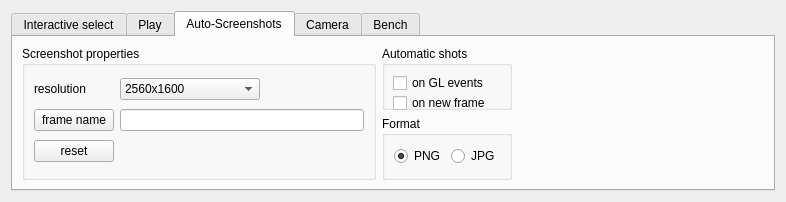
First picture: the form in usr/jcl/glnemo2/src/formoptions.ui, repository teuben/nemo, before the edit.
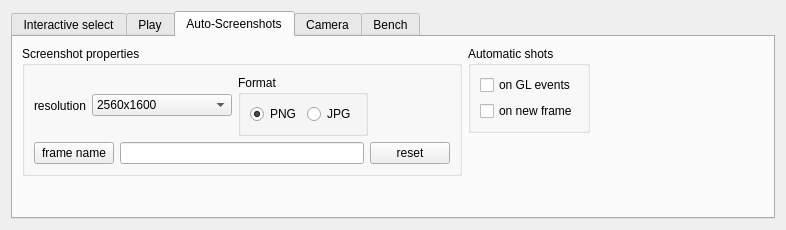
Second picture: the form after the edit. The open tabs and pages were chosen to show the change. Icons and pictures are not drawn.

```diff
--- a/usr/jcl/glnemo2/src/formoptions.ui
+++ b/usr/jcl/glnemo2/src/formoptions.ui
@@ -10,7 +10,7 @@
     <x>0</x>
     <y>0</y>
     <width>786</width>
-    <height>202</height>
+    <height>230</height>
    </rect>
   </property>
   <property name="windowTitle">
@@ -21,7 +21,7 @@
     <normaloff/>
    </iconset>
   </property>
-  <layout class="QGridLayout" name="gridLayout_5">
+  <layout class="QGridLayout" name="gridLayout_7">
    <item row="0" column="0">
     <widget class="QTabWidget" name="options_dialog">
      <property name="currentIndex">
@@ -1910,21 +1910,23 @@
       <attribute name="title">
        <string>Auto-Screenshots</string>
       </attribute>
-      <layout class="QGridLayout" name="gridLayout_15">
+      <layout class="QGridLayout" name="gridLayout_12">
        <item row="0" column="0" rowspan="2">
         <widget class="QGroupBox" name="groupBox_6">
          <property name="title">
           <string>Screenshot properties</string>
          </property>
-         <layout class="QGridLayout" name="gridLayout_12">
+         <layout class="QGridLayout" name="gridLayout_11">
           <item row="0" column="0">
+           <layout class="QHBoxLayout" name="horizontalLayout_8">
+            <item>
            <widget class="QLabel" name="label_12">
             <property name="text">
              <string>resolution</string>
             </property>
            </widget>
           </item>
-          <item row="0" column="1">
+            <item>
            <widget class="QComboBox" name="screen_size">
             <property name="toolTip">
              <string>screen resolution for the saved frame</string>
@@ -1996,6 +1998,34 @@
             </item>
            </widget>
           </item>
+           </layout>
+          </item>
+          <item row="0" column="1">
+           <widget class="QGroupBox" name="groupBox_8">
+            <property name="title">
+             <string>Format</string>
+            </property>
+            <layout class="QGridLayout" name="gridLayout_5">
+             <item row="0" column="0">
+              <widget class="QRadioButton" name="frame_png">
+               <property name="text">
+                <string>PNG</string>
+               </property>
+               <property name="checked">
+                <bool>true</bool>
+               </property>
+              </widget>
+             </item>
+             <item row="0" column="1">
+              <widget class="QRadioButton" name="frame_jpg">
+               <property name="text">
+                <string>JPG</string>
+               </property>
+              </widget>
+             </item>
+            </layout>
+           </widget>
+          </item>
           <item row="0" column="2">
            <spacer name="horizontalSpacer_5">
             <property name="orientation">
@@ -2003,7 +2033,7 @@
             </property>
             <property name="sizeHint" stdset="0">
              <size>
-              <width>89</width>
+              <width>61</width>
               <height>20</height>
              </size>
             </property>
@@ -2040,9 +2070,7 @@
               </property>
              </widget>
             </item>
-           </layout>
-          </item>
-          <item row="2" column="0">
+            <item>
            <widget class="QPushButton" name="reset">
             <property name="toolTip">
              <string>Reset frame index number</string>
@@ -2052,18 +2080,7 @@
             </property>
            </widget>
           </item>
-          <item row="2" column="1">
-           <spacer name="horizontalSpacer_6">
-            <property name="orientation">
-             <enum>Qt::Horizontal</enum>
-            </property>
-            <property name="sizeHint" stdset="0">
-             <size>
-              <width>40</width>
-              <height>20</height>
-             </size>
-            </property>
-           </spacer>
+           </layout>
           </item>
          </layout>
         </widget>
@@ -2073,31 +2090,9 @@
          <property name="title">
           <string>Automatic shots</string>
          </property>
-         <widget class="QCheckBox" name="auto_save">
-          <property name="geometry">
-           <rect>
-            <x>11</x>
-            <y>49</y>
-            <width>111</width>
-            <height>16</height>
-           </rect>
-          </property>
-          <property name="toolTip">
-           <string>activate automatic frame saving at each new playing step</string>
-          </property>
-          <property name="text">
-           <string>on new frame</string>
-          </property>
-         </widget>
+         <layout class="QGridLayout" name="gridLayout_16">
+          <item row="0" column="0">
          <widget class="QCheckBox" name="auto_save_gl">
-          <property name="geometry">
-           <rect>
-            <x>11</x>
-            <y>29</y>
-            <width>111</width>
-            <height>16</height>
-           </rect>
-          </property>
           <property name="toolTip">
            <string>activate automatic frame saving at each OpenGL events</string>
           </property>
@@ -2105,6 +2100,18 @@
            <string>on GL events</string>
           </property>
          </widget>
+          </item>
+          <item row="1" column="0">
+           <widget class="QCheckBox" name="auto_save">
+            <property name="toolTip">
+             <string>activate automatic frame saving at each new playing step</string>
+            </property>
+            <property name="text">
+             <string>on new frame</string>
+            </property>
+           </widget>
+          </item>
+         </layout>
         </widget>
        </item>
        <item row="0" column="2">
@@ -2114,54 +2121,41 @@
          </property>
          <property name="sizeHint" stdset="0">
           <size>
-           <width>243</width>
-           <height>25</height>
-          </size>
-         </property>
-        </spacer>
-       </item>
-       <item row="1" column="1">
-        <widget class="QGroupBox" name="groupBox_8">
-         <property name="title">
-          <string>Format</string>
-         </property>
-         <layout class="QGridLayout" name="gridLayout_11">
-          <item row="0" column="0">
-           <widget class="QRadioButton" name="frame_png">
-            <property name="text">
-             <string>PNG</string>
-            </property>
-            <property name="checked">
-             <bool>true</bool>
-            </property>
-           </widget>
-          </item>
-          <item row="0" column="1">
-           <widget class="QRadioButton" name="frame_jpg">
-            <property name="text">
-             <string>JPG</string>
-            </property>
-           </widget>
-          </item>
-         </layout>
-        </widget>
-       </item>
-       <item row="1" column="2">
-        <spacer name="horizontalSpacer_7">
-         <property name="orientation">
-          <enum>Qt::Horizontal</enum>
-         </property>
-         <property name="sizeHint" stdset="0">
-          <size>
-           <width>243</width>
+           <width>153</width>
            <height>20</height>
           </size>
          </property>
         </spacer>
        </item>
+       <item row="1" column="1" rowspan="2">
+        <spacer name="verticalSpacer">
+         <property name="orientation">
+          <enum>Qt::Vertical</enum>
+         </property>
+         <property name="sizeHint" stdset="0">
+          <size>
+           <width>20</width>
+           <height>61</height>
+          </size>
+         </property>
+        </spacer>
+       </item>
+       <item row="2" column="0">
+        <spacer name="verticalSpacer_2">
+         <property name="orientation">
+          <enum>Qt::Vertical</enum>
+         </property>
+         <property name="sizeHint" stdset="0">
+          <size>
+           <width>20</width>
+           <height>15</height>
+          </size>
+         </property>
+        </spacer>
+       </item>
       </layout>
      </widget>
-     <widget class="QWidget" name="widget">
+     <widget class="QWidget" name="tab_camera">
       <attribute name="title">
        <string>Camera</string>
       </attribute>
@@ -2718,7 +2712,7 @@
       <attribute name="title">
        <string>Bench</string>
       </attribute>
-      <layout class="QGridLayout" name="gridLayout_7">
+      <layout class="QGridLayout" name="gridLayout_3">
        <item row="0" column="0" rowspan="2">
         <widget class="QGroupBox" name="time_choice">
          <property name="sizePolicy">
```
Left out of the diff: 155 changed lines with no effect on the pictures. Lines whose indentation alone changed are shown as unchanged.
